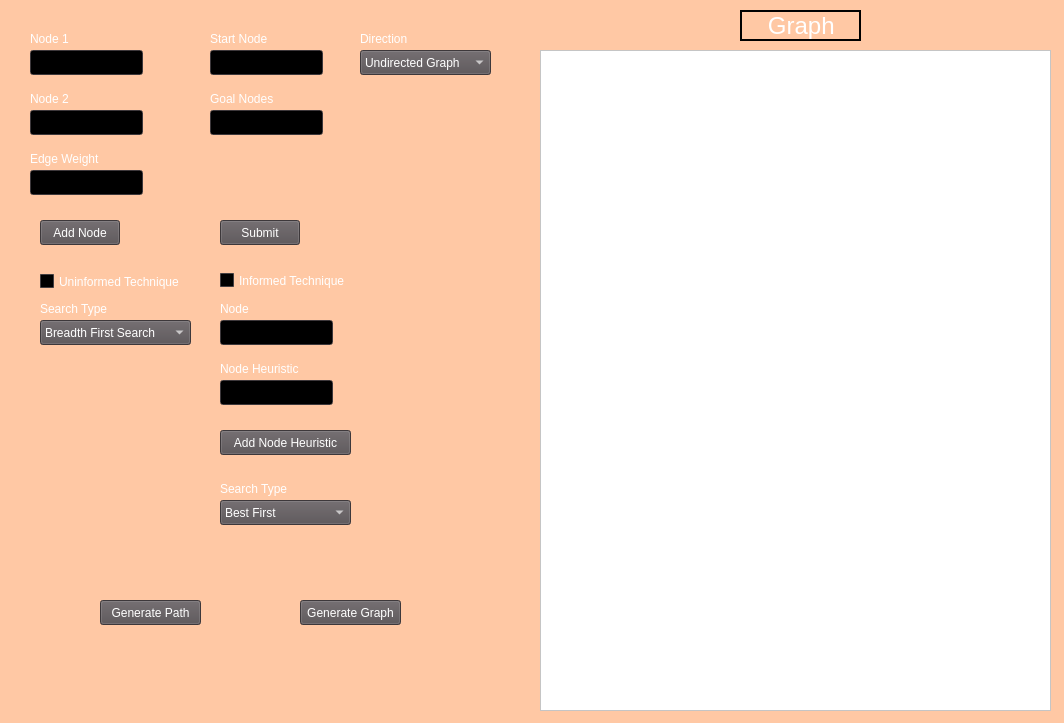
The window that qtdesign.ui (omar-ahsan/AI_project) describes before a commit, drawn with Qt 5.
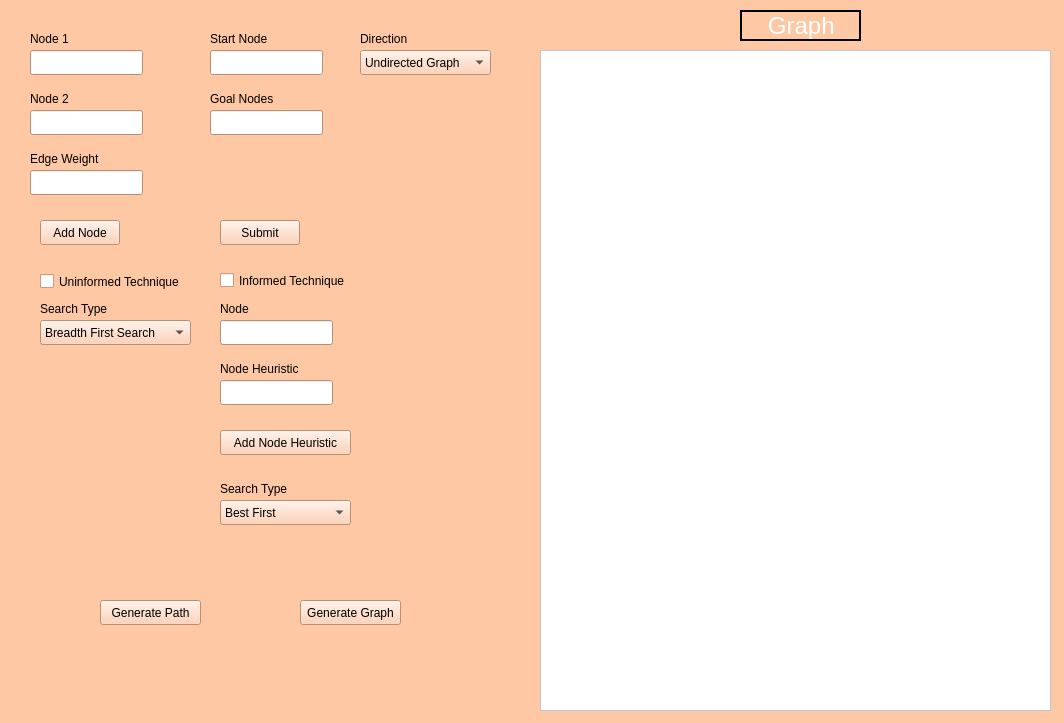
The same window after the commit.

Commit message: Fixed object names in design file, changed color of ui

The edit to the form file:
```diff
--- a/qtdesign.ui
+++ b/qtdesign.ui
@@ -474,448 +474,6 @@
    <bool>false</bool>
   </property>
   <widget class="QWidget" name="mainwindow">
-   <property name="palette">
-    <palette>
-     <active>
-      <colorrole role="WindowText">
-       <brush brushstyle="SolidPattern">
-        <color alpha="255">
-         <red>255</red>
-         <green>255</green>
-         <blue>255</blue>
-        </color>
-       </brush>
-      </colorrole>
-      <colorrole role="Button">
-       <brush brushstyle="SolidPattern">
-        <color alpha="255">
-         <red>85</red>
-         <green>79</green>
-         <blue>82</blue>
-        </color>
-       </brush>
-      </colorrole>
-      <colorrole role="Light">
-       <brush brushstyle="SolidPattern">
-        <color alpha="255">
-         <red>127</red>
-         <green>118</green>
-         <blue>123</blue>
-        </color>
-       </brush>
-      </colorrole>
-      <colorrole role="Midlight">
-       <brush brushstyle="SolidPattern">
-        <color alpha="255">
-         <red>106</red>
-         <green>98</green>
-         <blue>102</blue>
-        </color>
-       </brush>
-      </colorrole>
-      <colorrole role="Dark">
-       <brush brushstyle="SolidPattern">
-        <color alpha="255">
-         <red>42</red>
-         <green>39</green>
-         <blue>41</blue>
-        </color>
-       </brush>
-      </colorrole>
-      <colorrole role="Mid">
-       <brush brushstyle="SolidPattern">
-        <color alpha="255">
-         <red>57</red>
-         <green>53</green>
-         <blue>55</blue>
-        </color>
-       </brush>
-      </colorrole>
-      <colorrole role="Text">
-       <brush brushstyle="SolidPattern">
-        <color alpha="255">
-         <red>255</red>
-         <green>255</green>
-         <blue>255</blue>
-        </color>
-       </brush>
-      </colorrole>
-      <colorrole role="BrightText">
-       <brush brushstyle="SolidPattern">
-        <color alpha="255">
-         <red>255</red>
-         <green>255</green>
-         <blue>255</blue>
-        </color>
-       </brush>
-      </colorrole>
-      <colorrole role="ButtonText">
-       <brush brushstyle="SolidPattern">
-        <color alpha="255">
-         <red>255</red>
-         <green>255</green>
-         <blue>255</blue>
-        </color>
-       </brush>
-      </colorrole>
-      <colorrole role="Base">
-       <brush brushstyle="SolidPattern">
-        <color alpha="255">
-         <red>0</red>
-         <green>0</green>
-         <blue>0</blue>
-        </color>
-       </brush>
-      </colorrole>
-      <colorrole role="Window">
-       <brush brushstyle="SolidPattern">
-        <color alpha="255">
-         <red>85</red>
-         <green>79</green>
-         <blue>82</blue>
-        </color>
-       </brush>
-      </colorrole>
-      <colorrole role="Shadow">
-       <brush brushstyle="SolidPattern">
-        <color alpha="255">
-         <red>0</red>
-         <green>0</green>
-         <blue>0</blue>
-        </color>
-       </brush>
-      </colorrole>
-      <colorrole role="AlternateBase">
-       <brush brushstyle="SolidPattern">
-        <color alpha="255">
-         <red>42</red>
-         <green>39</green>
-         <blue>41</blue>
-        </color>
-       </brush>
-      </colorrole>
-      <colorrole role="ToolTipBase">
-       <brush brushstyle="SolidPattern">
-        <color alpha="255">
-         <red>255</red>
-         <green>255</green>
-         <blue>220</blue>
-        </color>
-       </brush>
-      </colorrole>
-      <colorrole role="ToolTipText">
-       <brush brushstyle="SolidPattern">
-        <color alpha="255">
-         <red>0</red>
-         <green>0</green>
-         <blue>0</blue>
-        </color>
-       </brush>
-      </colorrole>
-      <colorrole role="PlaceholderText">
-       <brush brushstyle="SolidPattern">
-        <color alpha="127">
-         <red>255</red>
-         <green>255</green>
-         <blue>255</blue>
-        </color>
-       </brush>
-      </colorrole>
-     </active>
-     <inactive>
-      <colorrole role="WindowText">
-       <brush brushstyle="SolidPattern">
-        <color alpha="255">
-         <red>255</red>
-         <green>255</green>
-         <blue>255</blue>
-        </color>
-       </brush>
-      </colorrole>
-      <colorrole role="Button">
-       <brush brushstyle="SolidPattern">
-        <color alpha="255">
-         <red>85</red>
-         <green>79</green>
-         <blue>82</blue>
-        </color>
-       </brush>
-      </colorrole>
-      <colorrole role="Light">
-       <brush brushstyle="SolidPattern">
-        <color alpha="255">
-         <red>127</red>
-         <green>118</green>
-         <blue>123</blue>
-        </color>
-       </brush>
-      </colorrole>
-      <colorrole role="Midlight">
-       <brush brushstyle="SolidPattern">
-        <color alpha="255">
-         <red>106</red>
-         <green>98</green>
-         <blue>102</blue>
-        </color>
-       </brush>
-      </colorrole>
-      <colorrole role="Dark">
-       <brush brushstyle="SolidPattern">
-        <color alpha="255">
-         <red>42</red>
-         <green>39</green>
-         <blue>41</blue>
-        </color>
-       </brush>
-      </colorrole>
-      <colorrole role="Mid">
-       <brush brushstyle="SolidPattern">
-        <color alpha="255">
-         <red>57</red>
-         <green>53</green>
-         <blue>55</blue>
-        </color>
-       </brush>
-      </colorrole>
-      <colorrole role="Text">
-       <brush brushstyle="SolidPattern">
-        <color alpha="255">
-         <red>255</red>
-         <green>255</green>
-         <blue>255</blue>
-        </color>
-       </brush>
-      </colorrole>
-      <colorrole role="BrightText">
-       <brush brushstyle="SolidPattern">
-        <color alpha="255">
-         <red>255</red>
-         <green>255</green>
-         <blue>255</blue>
-        </color>
-       </brush>
-      </colorrole>
-      <colorrole role="ButtonText">
-       <brush brushstyle="SolidPattern">
-        <color alpha="255">
-         <red>255</red>
-         <green>255</green>
-         <blue>255</blue>
-        </color>
-       </brush>
-      </colorrole>
-      <colorrole role="Base">
-       <brush brushstyle="SolidPattern">
-        <color alpha="255">
-         <red>0</red>
-         <green>0</green>
-         <blue>0</blue>
-        </color>
-       </brush>
-      </colorrole>
-      <colorrole role="Window">
-       <brush brushstyle="SolidPattern">
-        <color alpha="255">
-         <red>85</red>
-         <green>79</green>
-         <blue>82</blue>
-        </color>
-       </brush>
-      </colorrole>
-      <colorrole role="Shadow">
-       <brush brushstyle="SolidPattern">
-        <color alpha="255">
-         <red>0</red>
-         <green>0</green>
-         <blue>0</blue>
-        </color>
-       </brush>
-      </colorrole>
-      <colorrole role="AlternateBase">
-       <brush brushstyle="SolidPattern">
-        <color alpha="255">
-         <red>42</red>
-         <green>39</green>
-         <blue>41</blue>
-        </color>
-       </brush>
-      </colorrole>
-      <colorrole role="ToolTipBase">
-       <brush brushstyle="SolidPattern">
-        <color alpha="255">
-         <red>255</red>
-         <green>255</green>
-         <blue>220</blue>
-        </color>
-       </brush>
-      </colorrole>
-      <colorrole role="ToolTipText">
-       <brush brushstyle="SolidPattern">
-        <color alpha="255">
-         <red>0</red>
-         <green>0</green>
-         <blue>0</blue>
-        </color>
-       </brush>
-      </colorrole>
-      <colorrole role="PlaceholderText">
-       <brush brushstyle="SolidPattern">
-        <color alpha="127">
-         <red>255</red>
-         <green>255</green>
-         <blue>255</blue>
-        </color>
-       </brush>
-      </colorrole>
-     </inactive>
-     <disabled>
-      <colorrole role="WindowText">
-       <brush brushstyle="SolidPattern">
-        <color alpha="255">
-         <red>42</red>
-         <green>39</green>
-         <blue>41</blue>
-        </color>
-       </brush>
-      </colorrole>
-      <colorrole role="Button">
-       <brush brushstyle="SolidPattern">
-        <color alpha="255">
-         <red>85</red>
-         <green>79</green>
-         <blue>82</blue>
-        </color>
-       </brush>
-      </colorrole>
-      <colorrole role="Light">
-       <brush brushstyle="SolidPattern">
-        <color alpha="255">
-         <red>127</red>
-         <green>118</green>
-         <blue>123</blue>
-        </color>
-       </brush>
-      </colorrole>
-      <colorrole role="Midlight">
-       <brush brushstyle="SolidPattern">
-        <color alpha="255">
-         <red>106</red>
-         <green>98</green>
-         <blue>102</blue>
-        </color>
-       </brush>
-      </colorrole>
-      <colorrole role="Dark">
-       <brush brushstyle="SolidPattern">
-        <color alpha="255">
-         <red>42</red>
-         <green>39</green>
-         <blue>41</blue>
-        </color>
-       </brush>
-      </colorrole>
-      <colorrole role="Mid">
-       <brush brushstyle="SolidPattern">
-        <color alpha="255">
-         <red>57</red>
-         <green>53</green>
-         <blue>55</blue>
-        </color>
-       </brush>
-      </colorrole>
-      <colorrole role="Text">
-       <brush brushstyle="SolidPattern">
-        <color alpha="255">
-         <red>42</red>
-         <green>39</green>
-         <blue>41</blue>
-        </color>
-       </brush>
-      </colorrole>
-      <colorrole role="BrightText">
-       <brush brushstyle="SolidPattern">
-        <color alpha="255">
-         <red>255</red>
-         <green>255</green>
-         <blue>255</blue>
-        </color>
-       </brush>
-      </colorrole>
-      <colorrole role="ButtonText">
-       <brush brushstyle="SolidPattern">
-        <color alpha="255">
-         <red>42</red>
-         <green>39</green>
-         <blue>41</blue>
-        </color>
-       </brush>
-      </colorrole>
-      <colorrole role="Base">
-       <brush brushstyle="SolidPattern">
-        <color alpha="255">
-         <red>85</red>
-         <green>79</green>
-         <blue>82</blue>
-        </color>
-       </brush>
-      </colorrole>
-      <colorrole role="Window">
-       <brush brushstyle="SolidPattern">
-        <color alpha="255">
-         <red>85</red>
-         <green>79</green>
-         <blue>82</blue>
-        </color>
-       </brush>
-      </colorrole>
-      <colorrole role="Shadow">
-       <brush brushstyle="SolidPattern">
-        <color alpha="255">
-         <red>0</red>
-         <green>0</green>
-         <blue>0</blue>
-        </color>
-       </brush>
-      </colorrole>
-      <colorrole role="AlternateBase">
-       <brush brushstyle="SolidPattern">
-        <color alpha="255">
-         <red>85</red>
-         <green>79</green>
-         <blue>82</blue>
-        </color>
-       </brush>
-      </colorrole>
-      <colorrole role="ToolTipBase">
-       <brush brushstyle="SolidPattern">
-        <color alpha="255">
-         <red>255</red>
-         <green>255</green>
-         <blue>220</blue>
-        </color>
-       </brush>
-      </colorrole>
-      <colorrole role="ToolTipText">
-       <brush brushstyle="SolidPattern">
-        <color alpha="255">
-         <red>0</red>
-         <green>0</green>
-         <blue>0</blue>
-        </color>
-       </brush>
-      </colorrole>
-      <colorrole role="PlaceholderText">
-       <brush brushstyle="SolidPattern">
-        <color alpha="127">
-         <red>42</red>
-         <green>39</green>
-         <blue>41</blue>
-        </color>
-       </brush>
-      </colorrole>
-     </disabled>
-    </palette>
-   </property>
    <property name="acceptDrops">
     <bool>false</bool>
    </property>
```
Left out of the diff: 8 changed lines with no effect on the pictures. The commit also changes 3 other files.
